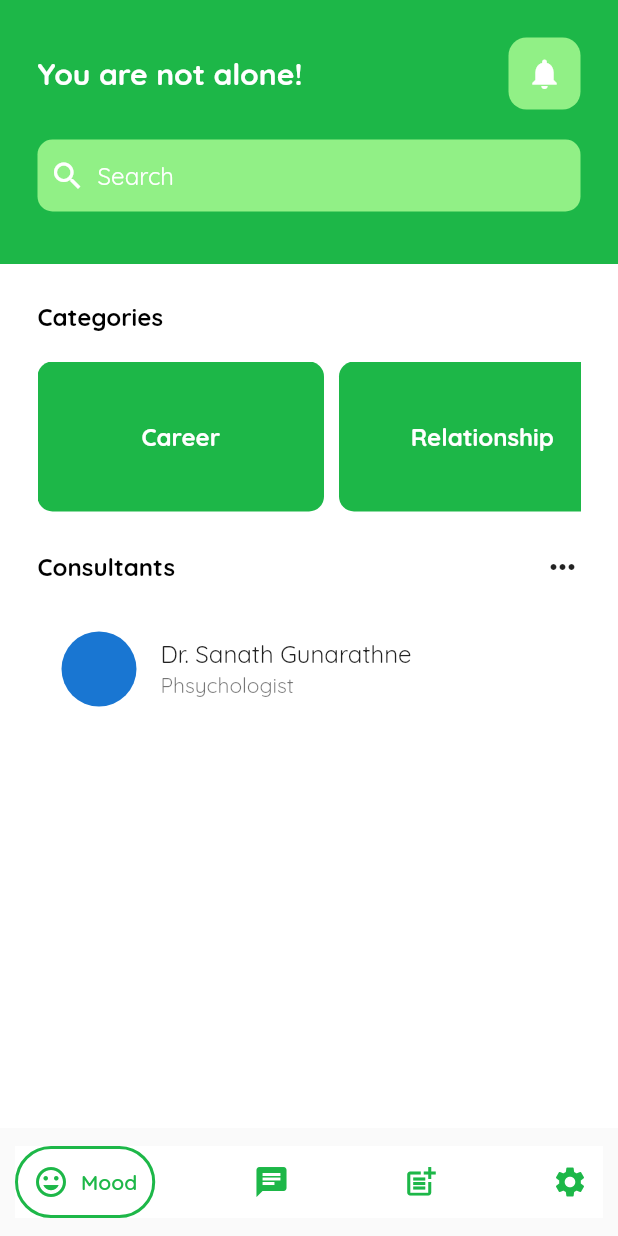
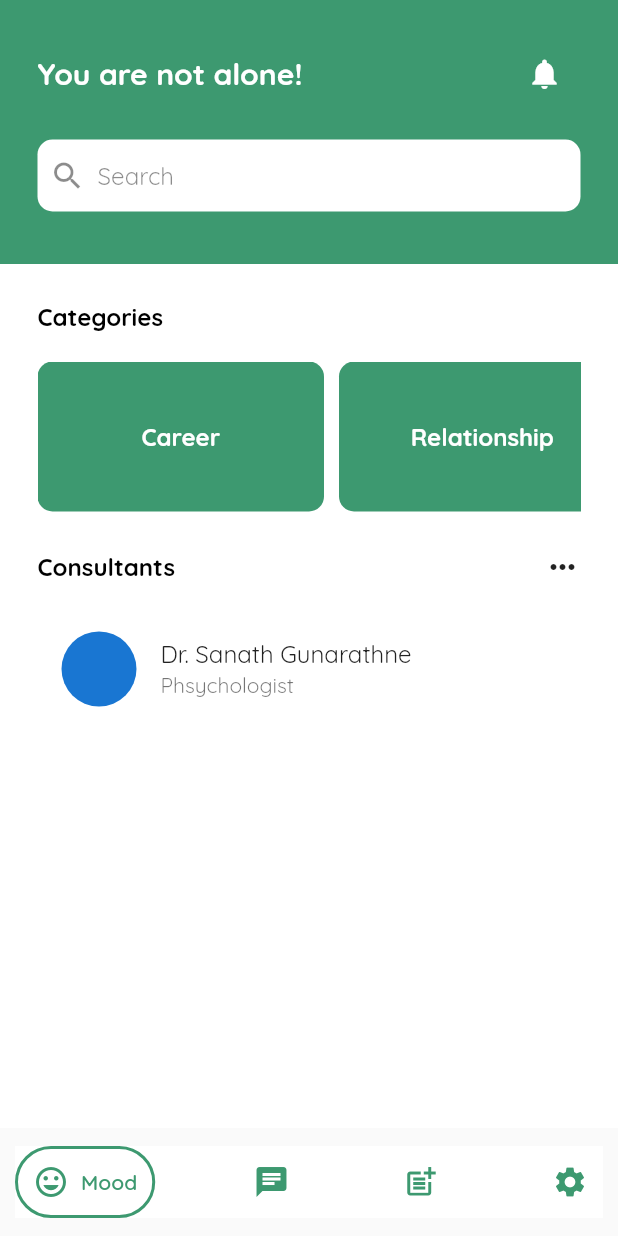
Before and after one commit to Mood-Fixing-App/MoodUp, a Flutter app: the DashboardScreen screen opened directly, swiped to page 2, on a phone screen of 412 x 824 dp. Run offline on Flutter 3.47's test engine with Material 2 defaults, Android fonts, the light colour scheme and no system bars; drawn by our look-alikes of google_nav_bar; our stand-ins replace flutter_chat_types, flutter_chat_ui, font_awesome_flutter, get, google_fonts, lottie and 2 more; accounts and stored records are empty; network calls fail; statements that could not run were skipped.

Commit message:
Dashboard => Updated colors

```diff
--- a/lib/src/components/button.dart
+++ b/lib/src/components/button.dart
@@ -14,7 +14,7 @@ class MyButton extends StatelessWidget {
   Widget build(BuildContext context) {
     return Container(
       decoration: BoxDecoration(
-        color: kLightGreen,
+        color: kGreen,
         borderRadius: BorderRadius.circular(12),
       ),
       child: Padding(
--- a/lib/src/constants/colors.dart
+++ b/lib/src/constants/colors.dart
@@ -1,10 +1,10 @@
 import 'dart:ui';
 /* ------- List of Colors ------- */
-
 
 const Color kLightGreen = Color(0xFF91F086);
 const Color kLighterGreen = Color(0xFFACF0BF);
 const Color kDarkGreen = Color(0xFF1DB748);
+const Color kGreen = Color(0xff3d9970);
 const Color kWhite = Color(0xFFFFFFFF);
 const Color kBlack = Color(0xFF000000);
 const Color kLightBlack = Color(0x73000000);
--- a/lib/src/features/consult/screens/consult.dart
+++ b/lib/src/features/consult/screens/consult.dart
@@ -15,7 +15,7 @@ class _ConsultPageState extends State<ConsultPage> {
   @override
   Widget build(BuildContext context) {
     return Scaffold(
-      backgroundColor: kDarkGreen,
+      backgroundColor: kGreen,
       body: SafeArea(
         child: Column(
           children: [
@@ -60,7 +60,7 @@ class _ConsultPageState extends State<ConsultPage> {
                   Container(
                     decoration: BoxDecoration(
                       borderRadius: BorderRadius.circular(10),
-                      color: kLightGreen,
+                      color: kWhite,
                     ),
                     child: Row(
                       children: const [
@@ -68,7 +68,7 @@ class _ConsultPageState extends State<ConsultPage> {
                           padding: EdgeInsets.all(8.0),
                           child: Icon(
                             Icons.search,
-                            color: kWhite,
+                            color: kLightBlack,
                           ),
                         ),
                         Expanded(
@@ -76,7 +76,7 @@ class _ConsultPageState extends State<ConsultPage> {
                             decoration: InputDecoration(
                               hintText: 'Search',
                               hintStyle: TextStyle(
-                                color: kWhite,
+                                color: kLightBlack,
                               ),
                               border: InputBorder.none,
                             ),
--- a/lib/src/features/consult/screens/consultbox.dart
+++ b/lib/src/features/consult/screens/consultbox.dart
@@ -13,7 +13,7 @@ class ConsultContainer extends StatelessWidget {
       margin: const EdgeInsets.only(right: 10.0),
       decoration: BoxDecoration(
         borderRadius: BorderRadius.circular(10),
-        color: kDarkGreen,
+        color: kGreen,
       ),
       child: Center(
         child: Text(
--- a/lib/src/features/dashboard/screens/dashboard_screen.dart
+++ b/lib/src/features/dashboard/screens/dashboard_screen.dart
@@ -7,7 +7,6 @@ import 'package:moodup/src/features/post/screens/post.dart';
 import 'package:moodup/src/features/consult/screens/consult.dart';
 import 'package:moodup/src/features/settings/screens/setting_screen.dart';
 import 'package:moodup/src/features/dashboard/controllers/dashboard_controller.dart';
-
 
 class DashboardScreen extends StatefulWidget {
   const DashboardScreen({Key? key}) : super(key: key);
@@ -37,11 +36,11 @@ class _DashboardScreenState extends State<DashboardScreen> {
           padding: const EdgeInsets.symmetric(horizontal: 10.0, vertical: 12),
           child: GNav(
             backgroundColor: kWhite,
-            color: kDarkGreen,
-            activeColor: kDarkGreen,
+            color: kGreen,
+            activeColor: kGreen,
             tabActiveBorder: Border.all(
-              color: kDarkGreen, // Set the tab border color to kDarkGreen
-              width: 2.0, // Set the tab border width as needed
+              color: kGreen,
+              width: 2.0,
             ),
             gap: 8,
             onTabChange: (index) => controller.onTabChange(index),
```
Also changed, not shown: lib/src/features/mood/screens/emotion.dart (+7 -3 lines), lib/src/features/mood/screens/mood.dart (+32 -32 lines), pubspec.lock.
